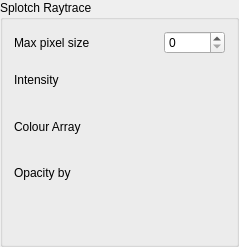
First picture: the form in paraview/pqSplotchRaytraceDisplayPanelDecorator.ui, repository biddisco/splotch, before the edit.
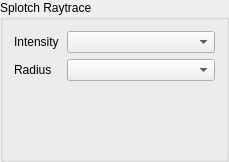
Second picture: the form after the edit. Custom widgets are drawn as their Qt base class.

Commit message:
Add controls to display panel to select arrays for radius/intensity etc.
Basic functionality iun place, but not working properly, experimenting with new
pqFieldSelector to avoid the use of custom controls for array choices.

Diff of the .ui file:
```diff
--- a/paraview/pqSplotchRaytraceDisplayPanelDecorator.ui
+++ b/paraview/pqSplotchRaytraceDisplayPanelDecorator.ui
@@ -6,8 +6,8 @@
    <rect>
     <x>0</x>
     <y>0</y>
-    <width>239</width>
-    <height>247</height>
+    <width>229</width>
+    <height>162</height>
    </rect>
   </property>
   <property name="windowTitle">
@@ -18,50 +18,13 @@
   </property>
   <layout class="QGridLayout">
    <item row="0" column="0">
-    <widget class="QLabel" name="MaxPixelLabel">
-     <property name="text">
-      <string>Max pixel size</string>
-     </property>
-    </widget>
-   </item>
-   <item row="0" column="2">
-    <widget class="QSpinBox" name="MaxPixelSize">
-     <property name="toolTip">
-      <string>Set the maximum size of the sprites in pixels. Hardware limitations may further reduce this value.</string>
-     </property>
-    </widget>
-   </item>
-   <item row="1" column="0">
     <widget class="QLabel" name="IntensityLabel">
      <property name="text">
       <string>Intensity</string>
      </property>
     </widget>
    </item>
-   <item row="1" column="1" colspan="2">
-    <widget class="pqDisplayArrayWidget" name="IntensityArray" native="true">
-     <property name="enabled">
-      <bool>true</bool>
-     </property>
-     <property name="sizePolicy">
-      <sizepolicy hsizetype="Minimum" vsizetype="Preferred">
-       <horstretch>0</horstretch>
-       <verstretch>16</verstretch>
-      </sizepolicy>
-     </property>
-     <property name="toolTip">
-      <string>&lt;html&gt;&lt;head&gt;&lt;meta name=&quot;qrichtext&quot; content=&quot;1&quot; /&gt;&lt;/head&gt;&lt;body style=&quot; white-space: pre-wrap; font-family:Sans Serif; font-size:9pt; font-weight:400; font-style:normal; text-decoration:none;&quot;&gt;&lt;p style=&quot; margin-top:0px; margin-bottom:0px; margin-left:0px; margin-right:0px; -qt-block-indent:0; text-indent:0px;&quot;&gt;Select method for coloring dataset geometry.&lt;/p&gt;&lt;/body&gt;&lt;/html&gt;</string>
-     </property>
-    </widget>
-   </item>
-   <item row="2" column="0">
-    <widget class="QLabel" name="ColourArrayLabel">
-     <property name="text">
-      <string>Colour Array</string>
-     </property>
-    </widget>
-   </item>
-   <item row="4" column="1">
+   <item row="2" column="1" colspan="2">
     <spacer name="verticalSpacer_2">
      <property name="orientation">
       <enum>Qt::Vertical</enum>
@@ -74,7 +37,7 @@
      </property>
     </spacer>
    </item>
-   <item row="4" column="2">
+   <item row="2" column="3">
     <spacer name="verticalSpacer_3">
      <property name="orientation">
       <enum>Qt::Vertical</enum>
@@ -87,7 +50,7 @@
      </property>
     </spacer>
    </item>
-   <item row="4" column="0">
+   <item row="2" column="0">
     <spacer name="verticalSpacer">
      <property name="orientation">
       <enum>Qt::Vertical</enum>
@@ -100,54 +63,21 @@
      </property>
     </spacer>
    </item>
-   <item row="2" column="1" colspan="2">
-    <widget class="pqDisplayArrayWidget" name="ColourArray_2" native="true">
-     <property name="enabled">
-      <bool>true</bool>
-     </property>
-     <property name="sizePolicy">
-      <sizepolicy hsizetype="Minimum" vsizetype="Preferred">
-       <horstretch>0</horstretch>
-       <verstretch>16</verstretch>
-      </sizepolicy>
-     </property>
-     <property name="toolTip">
-      <string>&lt;html&gt;&lt;head&gt;&lt;meta name=&quot;qrichtext&quot; content=&quot;1&quot; /&gt;&lt;/head&gt;&lt;body style=&quot; white-space: pre-wrap; font-family:Sans Serif; font-size:9pt; font-weight:400; font-style:normal; text-decoration:none;&quot;&gt;&lt;p style=&quot; margin-top:0px; margin-bottom:0px; margin-left:0px; margin-right:0px; -qt-block-indent:0; text-indent:0px;&quot;&gt;Select method for coloring dataset geometry.&lt;/p&gt;&lt;/body&gt;&lt;/html&gt;</string>
-     </property>
-    </widget>
-   </item>
-   <item row="3" column="0">
+   <item row="1" column="0">
     <widget class="QLabel" name="RadiusArrayLabel">
      <property name="text">
-      <string>Opacity by</string>
+      <string>Radius</string>
      </property>
     </widget>
    </item>
-   <item row="3" column="1" colspan="2">
-    <widget class="pqDisplayArrayWidget" name="OpacityBy" native="true">
-     <property name="enabled">
-      <bool>true</bool>
-     </property>
-     <property name="sizePolicy">
-      <sizepolicy hsizetype="Minimum" vsizetype="Preferred">
-       <horstretch>0</horstretch>
-       <verstretch>16</verstretch>
-      </sizepolicy>
-     </property>
-     <property name="toolTip">
-      <string>&lt;html&gt;&lt;head&gt;&lt;meta name=&quot;qrichtext&quot; content=&quot;1&quot; /&gt;&lt;/head&gt;&lt;body style=&quot; white-space: pre-wrap; font-family:Sans Serif; font-size:9pt; font-weight:400; font-style:normal; text-decoration:none;&quot;&gt;&lt;p style=&quot; margin-top:0px; margin-bottom:0px; margin-left:0px; margin-right:0px; -qt-block-indent:0; text-indent:0px;&quot;&gt;Select method for coloring dataset geometry.&lt;/p&gt;&lt;/body&gt;&lt;/html&gt;</string>
-     </property>
-    </widget>
+   <item row="0" column="1" colspan="3">
+    <widget class="QComboBox" name="IntensityArray"/>
+   </item>
+   <item row="1" column="1" colspan="3">
+    <widget class="QComboBox" name="RadiusArray"/>
    </item>
   </layout>
  </widget>
- <customwidgets>
-  <customwidget>
-   <class>pqDisplayArrayWidget</class>
-   <extends>QWidget</extends>
-   <header>pqDisplayArrayWidget.h</header>
-  </customwidget>
- </customwidgets>
  <resources/>
  <connections/>
 </ui>
```
Left out of the diff: 2 changed lines with no effect on the pictures. The commit also changes 7 other files.
